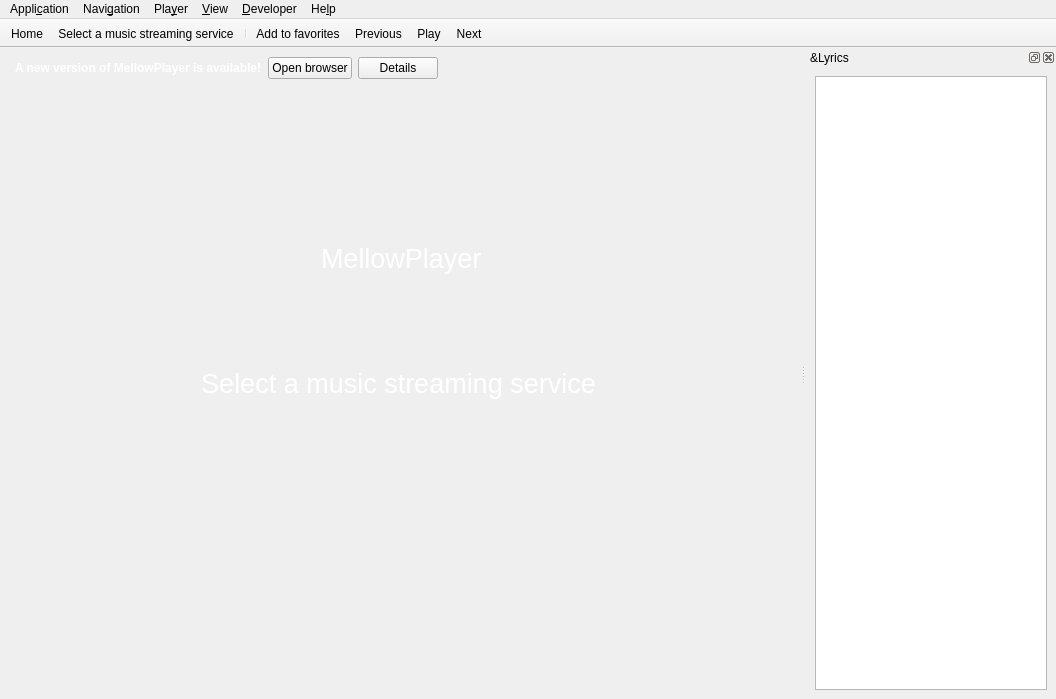
Qt form app/forms/mainwindow.ui (ColinDuquesnoy/MellowPlayer) before a commit.
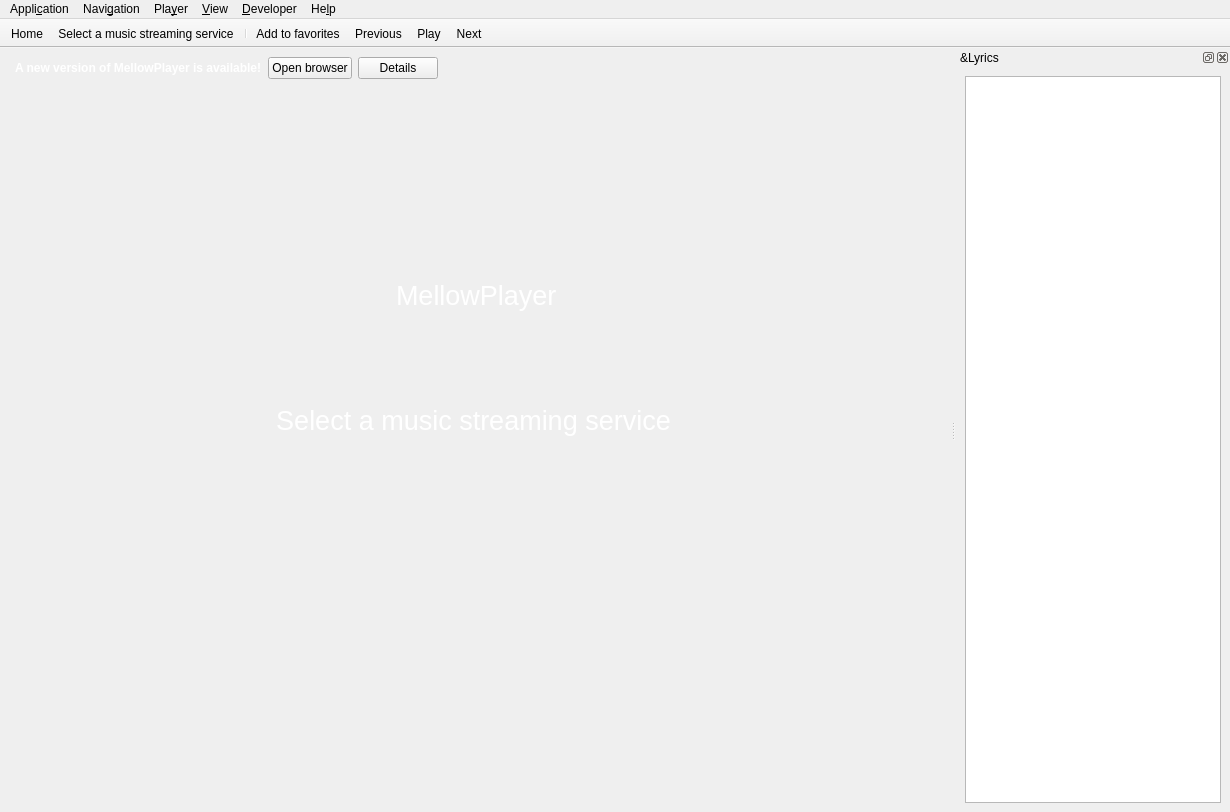
The same form after that commit. Icons and pictures are not drawn. Custom widgets are drawn as their Qt base class.

Commit message: Improve default mainwindow size

```diff
--- a/app/forms/mainwindow.ui
+++ b/app/forms/mainwindow.ui
@@ -6,8 +6,8 @@
    <rect>
     <x>0</x>
     <y>0</y>
-    <width>871</width>
-    <height>699</height>
+    <width>1230</width>
+    <height>812</height>
    </rect>
   </property>
   <property name="windowTitle">
@@ -36,12 +36,6 @@
     </property>
     <item row="1" column="0">
      <widget class="QStackedWidget" name="stackedWidget">
-      <property name="minimumSize">
-       <size>
-        <width>800</width>
-        <height>600</height>
-       </size>
-      </property>
       <property name="currentIndex">
        <number>0</number>
       </property>
@@ -471,7 +465,7 @@
     <rect>
      <x>0</x>
      <y>0</y>
-     <width>871</width>
+     <width>1230</width>
      <height>20</height>
     </rect>
    </property>
@@ -562,7 +556,7 @@
    <property name="minimumSize">
     <size>
      <width>250</width>
-     <height>87</height>
+     <height>107</height>
     </size>
    </property>
    <property name="features">
```
